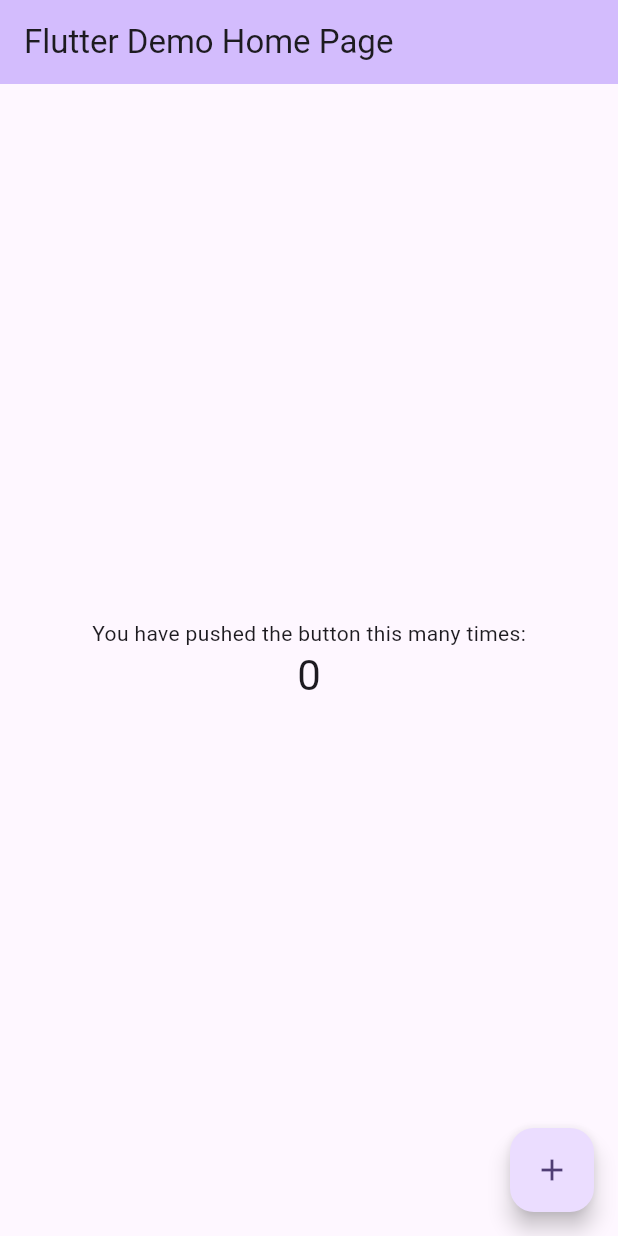
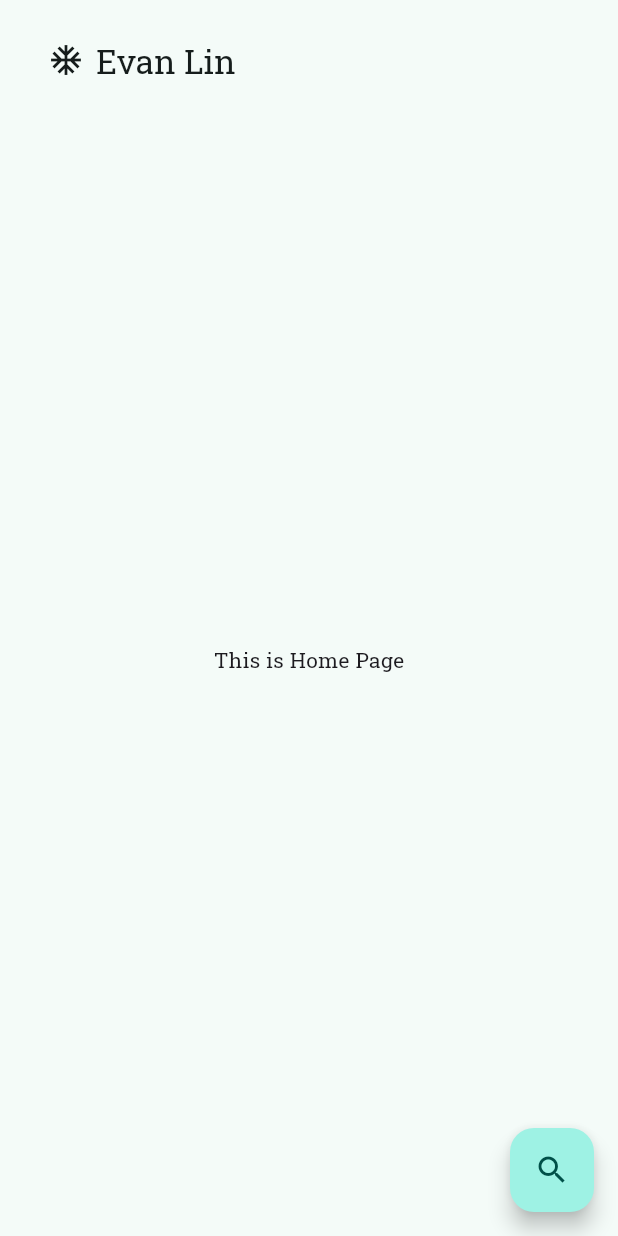
Before and after one commit to MagentaII/Flutter_Magenta, a Flutter app: the screen it shows after launch, on a phone screen of 412 x 824 dp. Run offline on Flutter 3.47's test engine with Material 3 defaults, Android fonts, the phone set to English and light mode, and no system bars; our stand-ins replace google_fonts.

Commit message:
Add initial code for app structure and theming
- Created app.dart, app_view.dart, and home_view files with initial implementation.
- Configured ThemeData in MaterialApp for consistent theming across the app.
- Add google_fonts package for enhanced font options.

```diff
--- /dev/null
+++ b/lib/app.dart
@@ -0,0 +1,11 @@
+import 'package:flutter/material.dart';
+import 'app_view.dart';
+
+class MagentaApp extends StatelessWidget {
+  const MagentaApp({super.key});
+
+  @override
+  Widget build(BuildContext context) {
+    return const MagentaAppView();
+  }
+}
--- /dev/null
+++ b/lib/app_view.dart
@@ -0,0 +1,27 @@
+import 'package:flutter/material.dart';
+import 'package:google_fonts/google_fonts.dart';
+
+import 'screens/home/views/home_view.dart';
+
+class MagentaAppView extends StatelessWidget {
+  const MagentaAppView({super.key});
+
+  @override
+  Widget build(BuildContext context) {
+    return MaterialApp(
+      title: 'Flutter Magenta',
+      debugShowCheckedModeBanner: false,
+      theme: ThemeData(
+        appBarTheme: const AppBarTheme(
+          backgroundColor: Colors.transparent,
+          elevation: 0,
+        ),
+        colorScheme: ColorScheme.fromSeed(
+          seedColor: Colors.teal,
+        ),
+        textTheme: GoogleFonts.robotoSlabTextTheme(),
+      ),
+      home: const HomeView(),
+    );
+  }
+}
--- a/lib/main.dart
+++ b/lib/main.dart
@@ -1,125 +1,6 @@
 import 'package:flutter/material.dart';
+import 'package:flutter_magenta/app.dart';
 
 void main() {
-  runApp(const MyApp());
+  runApp(const MagentaApp());
 }
-
-class MyApp extends StatelessWidget {
-  const MyApp({super.key});
-
-  // This widget is the root of your application.
-  @override
-  Widget build(BuildContext context) {
-    return MaterialApp(
-      title: 'Flutter Demo',
-      theme: ThemeData(
-        // This is the theme of your application.
-        //
-        // TRY THIS: Try running your application with "flutter run". You'll see
-        // the application has a purple toolbar. Then, without quitting the app,
-        // try changing the seedColor in the colorScheme below to Colors.green
-        // and then invoke "hot reload" (save your changes or press the "hot
-        // reload" button in a Flutter-supported IDE, or press "r" if you used
-        // the command line to start the app).
-        //
-        // Notice that the counter didn't reset back to zero; the application
-        // state is not lost during the reload. To reset the state, use hot
-        // restart instead.
-        //
-        // This works for code too, not just values: Most code changes can be
-        // tested with just a hot reload.
-        colorScheme: ColorScheme.fromSeed(seedColor: Colors.deepPurple),
-        useMaterial3: true,
-      ),
-      home: const MyHomePage(title: 'Flutter Demo Home Page'),
-    );
-  }
-}
-
-class MyHomePage extends StatefulWidget {
-  const MyHomePage({super.key, required this.title});
-
-  // This widget is the home page of your application. It is stateful, meaning
-  // that it has a State object (defined below) that contains fields that affect
-  // how it looks.
-
-  // This class is the configuration for the state. It holds the values (in this
-  // case the title) provided by the parent (in this case the App widget) and
-  // used by the build method of the State. Fields in a Widget subclass are
-  // always marked "final".
-
-  final String title;
-
-  @override
-  State<MyHomePage> createState() => _MyHomePageState();
-}
-
-class _MyHomePageState extends State<MyHomePage> {
-  int _counter = 0;
-
-  void _incrementCounter() {
-    setState(() {
-      // This call to setState tells the Flutter framework that something has
-      // changed in this State, which causes it to rerun the build method below
-      // so that the display can reflect the updated values. If we changed
-      // _counter without calling setState(), then the build method would not be
-      // called again, and so nothing would appear to happen.
-      _counter++;
-    });
-  }
-
-  @override
-  Widget build(BuildContext context) {
-    // This method is rerun every time setState is called, for instance as done
-    // by the _incrementCounter method above.
-    //
-    // The Flutter framework has been optimized to make rerunning build methods
-    // fast, so that you can just rebuild anything that needs updating rather
-    // than having to individually change instances of widgets.
-    return Scaffold(
-      appBar: AppBar(
-        // TRY THIS: Try changing the color here to a specific color (to
-        // Colors.amber, perhaps?) and trigger a hot reload to see the AppBar
-        // change color while the other colors stay the same.
-        backgroundColor: Theme.of(context).colorScheme.inversePrimary,
-        // Here we take the value from the MyHomePage object that was created by
-        // the App.build method, and use it to set our appbar title.
-        title: Text(widget.title),
-      ),
-      body: Center(
-        // Center is a layout widget. It takes a single child and positions it
-        // in the middle of the parent.
-        child: Column(
-          // Column is also a layout widget. It takes a list of children and
-          // arranges them vertically. By default, it sizes itself to fit its
-          // children horizontally, and tries to be as tall as its parent.
-          //
-          // Column has various properties to control how it sizes itself and
-          // how it positions its children. Here we use mainAxisAlignment to
-          // center the children vertically; the main axis here is the vertical
-          // axis because Columns are vertical (the cross axis would be
-          // horizontal).
-          //
-          // TRY THIS: Invoke "debug painting" (choose the "Toggle Debug Paint"
-          // action in the IDE, or press "p" in the console), to see the
-          // wireframe for each widget.
-          mainAxisAlignment: MainAxisAlignment.center,
-          children: <Widget>[
-            const Text(
-              'You have pushed the button this many times:',
-            ),
-            Text(
-              '$_counter',
-              style: Theme.of(context).textTheme.headlineMedium,
-            ),
-          ],
-        ),
-      ),
-      floatingActionButton: FloatingActionButton(
-        onPressed: _incrementCounter,
-        tooltip: 'Increment',
-        child: const Icon(Icons.add),
-      ), // This trailing comma makes auto-formatting nicer for build methods.
-    );
-  }
-}
--- /dev/null
+++ b/lib/screens/home/views/home_view.dart
@@ -0,0 +1,35 @@
+import 'package:flutter/material.dart';
+
+class HomeView extends StatefulWidget {
+  const HomeView({super.key});
+
+  @override
+  State<HomeView> createState() => _HomeViewState();
+}
+
+class _HomeViewState extends State<HomeView> {
+  @override
+  Widget build(BuildContext context) {
+    return Scaffold(
+      appBar: AppBar(
+        title: const Padding(
+          padding: EdgeInsets.only(top: 24, left: 16),
+          child: Row(
+            children: [
+              Icon(Icons.ac_unit),
+              SizedBox(width: 8,),
+              Text('Evan Lin'),
+            ],
+          ),
+        ),
+      ),
+      body: const Center(
+        child: Text('This is Home Page'),
+      ),
+      floatingActionButton: FloatingActionButton(
+        child: const Icon(Icons.search, semanticLabel: 'Search'),
+        onPressed: () {},
+      ),
+    );
+  }
+}
--- a/pubspec.yaml
+++ b/pubspec.yaml
@@ -35,6 +35,7 @@ dependencies:
   # The following adds the Cupertino Icons font to your application.
   # Use with the CupertinoIcons class for iOS style icons.
   cupertino_icons: ^1.0.6
+  google_fonts: ^6.2.1
 
 dev_dependencies:
   flutter_test:
@@ -45,7 +46,7 @@ dev_dependencies:
   # activated in the `analysis_options.yaml` file located at the root of your
   # package. See that file for information about deactivating specific lint
   # rules and activating additional ones.
-  flutter_lints: ^3.0.0
+  flutter_lints: ^4.0.0
 
 # For information on the generic Dart part of this file, see the
 # following page: https://dart.dev/tools/pub/pubspec
```
Also changed, not shown: pubspec.lock, 1 other file.
